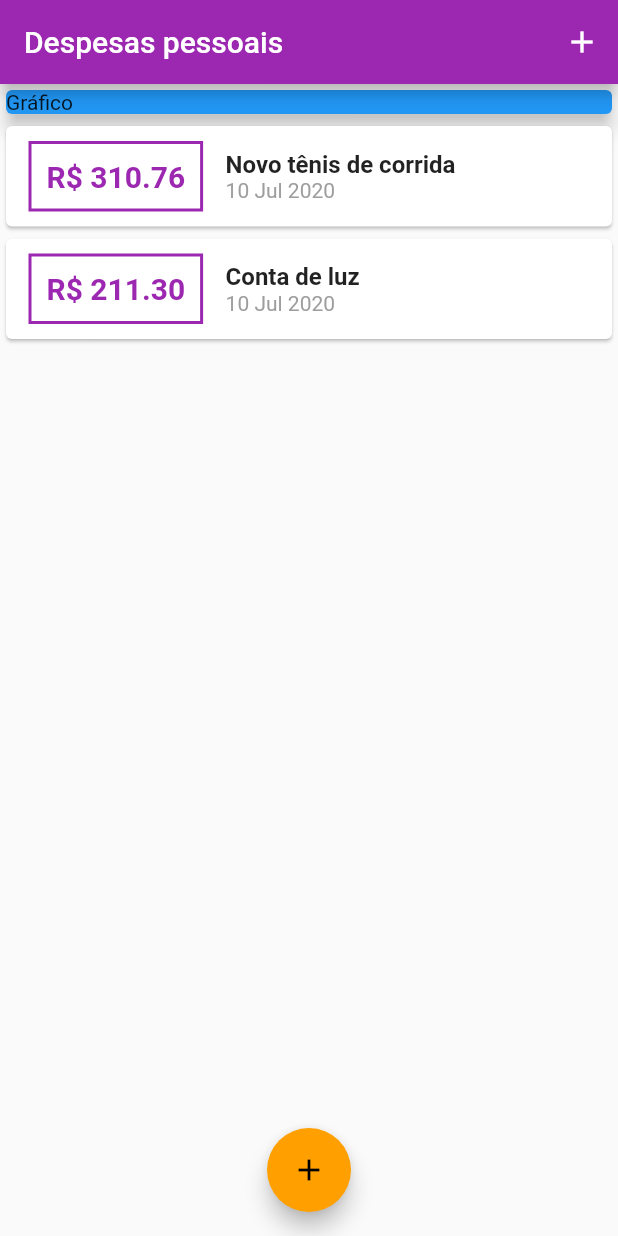
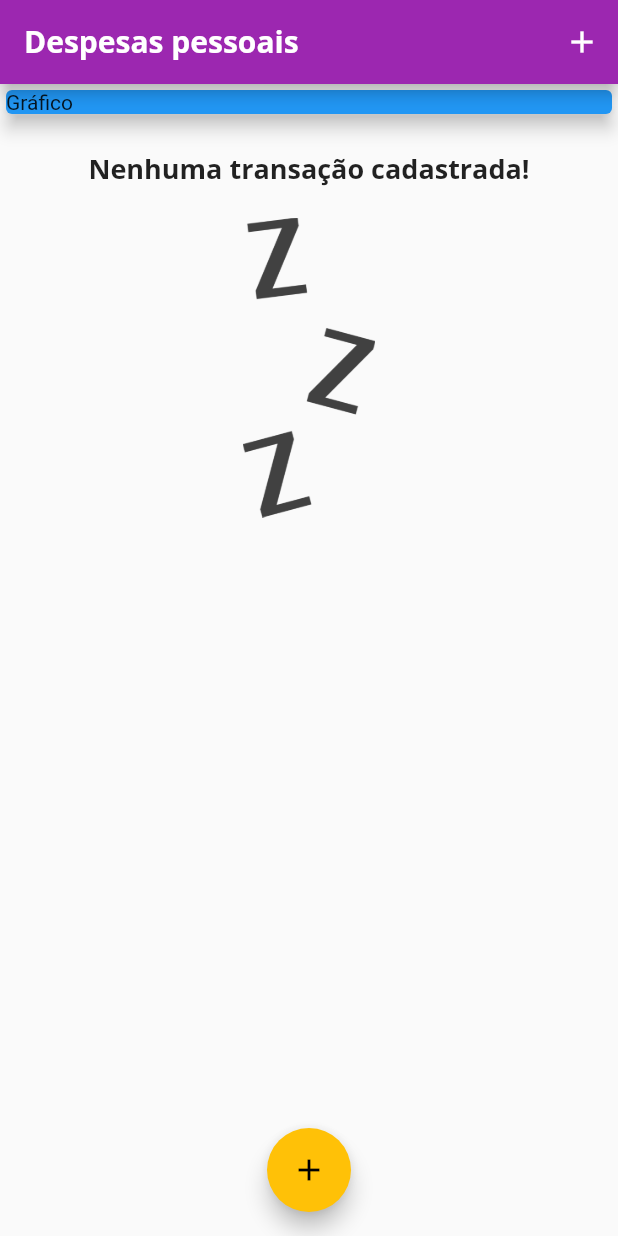
Before and after one commit to diogo-agb/projeto_despesas_pessoais, a Flutter app: the screen it shows after launch, on a phone screen of 412 x 824 dp. Run offline on Flutter 3.47's test engine with Material 2 defaults, Android fonts, the phone set to English and light mode, and no system bars.

Commit message:
update font style image

```diff
--- a/lib/components/transaction_list.dart
+++ b/lib/components/transaction_list.dart
@@ -12,7 +12,31 @@ class TransactionList extends StatelessWidget {
     return Container(
       height: 300,
       // Assim como o SingleChildScrollView o ListView precisa de um tamanho definido no componente pai
-      child: ListView.builder(
+      child: transactions.isEmpty
+          ? Column(
+              children: <Widget>[
+                //Definindo espaçamento entre componentes com SizedBox
+                SizedBox(
+                  height: 20,
+                ),
+                Text(
+                  'Nenhuma transação cadastrada!',
+                  // ignore: deprecated_member_use
+                  style: Theme.of(context).textTheme.title,
+                ),
+                SizedBox(
+                  height: 20,
+                ),
+                Container(
+                  height: 200,
+                  child: Image.asset(
+                    'assets/images/waiting.png',
+                    fit: BoxFit.cover,
+                  ),
+                ),
+              ],
+            )
+          : ListView.builder(
               //ListView.builder cria os componentes conforme necessário, para não sobrecarrecar a memória do celular
               itemCount: transactions.length,
               itemBuilder: (ctx, index) {
@@ -51,10 +75,13 @@ class TransactionList extends StatelessWidget {
                         children: <Widget>[
                           Text(
                             e.title,
-                      style: TextStyle(
-                        fontSize: 16,
-                        fontWeight: FontWeight.bold,
-                      ),
+                            // ignore: deprecated_member_use
+                            style: Theme.of(context).textTheme.title,
+
+                            // style: TextStyle(
+                            //   fontSize: 16,
+                            //   fontWeight: FontWeight.bold,
+                            // ),
                           ),
                           Text(
                             // Adicionando estilo para a data com pacote intl
--- a/lib/main.dart
+++ b/lib/main.dart
@@ -14,10 +14,30 @@ class ExpensesApp extends StatelessWidget {
       //ThemeData para alterar a cor de toda a aplicação
       // A cor do tema é algo genérico, se for definida cor específica ela terá prioridade
       theme: ThemeData(
+        textTheme: ThemeData.light().textTheme.copyWith(
+              // ignore: deprecated_member_use
+              title: TextStyle(
+                fontFamily: 'OpenSans',
+                fontSize: 18,
+                fontWeight: FontWeight.bold,
+              ),
+            ),
+        appBarTheme: AppBarTheme(
+          //Alterando a fonte do tema no appbar
+          textTheme: ThemeData.light().textTheme.copyWith(
+                // ignore: deprecated_member_use
+                title: TextStyle(
+                  fontFamily: 'OpenSans',
+                  fontSize: 20,
+                  fontWeight: FontWeight.bold,
+                ),
+              ),
+        ),
+        fontFamily: 'Quicksand',
         //primarySwath para passar um conjunto de cores dentro do mesmo espectro
         primarySwatch: Colors.purple,
         //Cor de destaque de realce, recebe uma cor
-        accentColor: Colors.amber[700],
+        accentColor: Colors.amber,
       ),
       home: MyHomePage(),
     );
@@ -30,19 +50,19 @@ class MyHomePage extends StatefulWidget {
 }
 
 class _MyHomePageState extends State<MyHomePage> {
-  final _transactions = [
-    Transaction(
-      id: 't1',
-      title: 'Novo tênis de corrida',
-      value: 310.76,
-      date: DateTime.now(),
-    ),
-    Transaction(
-      id: 't2',
-      title: 'Conta de luz',
-      value: 211.30,
-      date: DateTime.now(),
-    ),
+  final List<Transaction> _transactions = [
+    // Transaction(
+    //   id: 't1',
+    //   title: 'Novo tênis de corrida',
+    //   value: 310.76,
+    //   date: DateTime.now(),
+    // ),
+    // Transaction(
+    //   id: 't2',
+    //   title: 'Conta de luz',
+    //   value: 211.30,
+    //   date: DateTime.now(),
+    // ),
   ];
 
   _addTransaction(String title, double value) {
@@ -81,7 +101,13 @@ class _MyHomePageState extends State<MyHomePage> {
               onPressed: () => _openTransactionFormModal(context),
             )
           ],
-          title: Text('Despesas pessoais'),
+          title: Text(
+            'Despesas pessoais',
+            //Adicionado font-family de forma esprcífica
+            // style: TextStyle(
+            //   fontFamily: 'OpenSans'
+            // ),
+          ),
         ),
         body: SingleChildScrollView(
           child: Column(
```
Also changed, not shown: pubspec.yaml (+16 -9 lines), assets/fonts/OpenSans-Bold.ttf (added), assets/fonts/OpenSans-Regular.ttf (added), assets/fonts/Quicksand-Bold.ttf (added), assets/fonts/Quicksand-Light.ttf (added), assets/fonts/Quicksand-Medium.ttf (added), assets/fonts/Quicksand-Regular.ttf (added), assets/images/waiting.png (added). Lines whose indentation alone changed are shown as unchanged.
